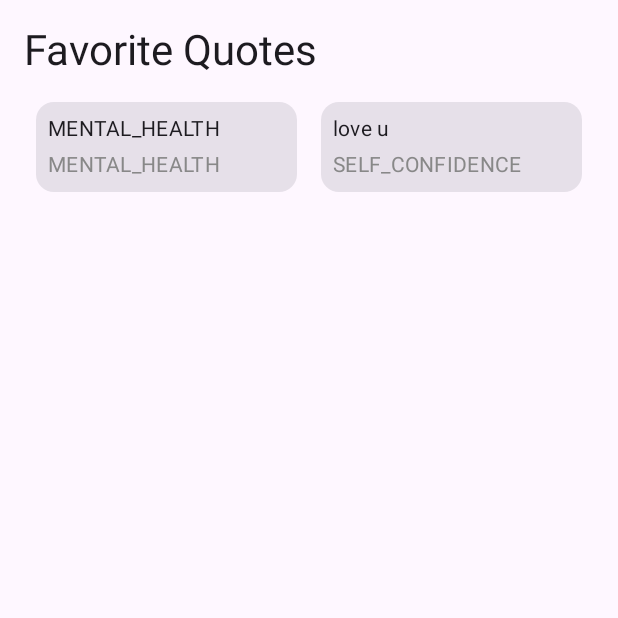
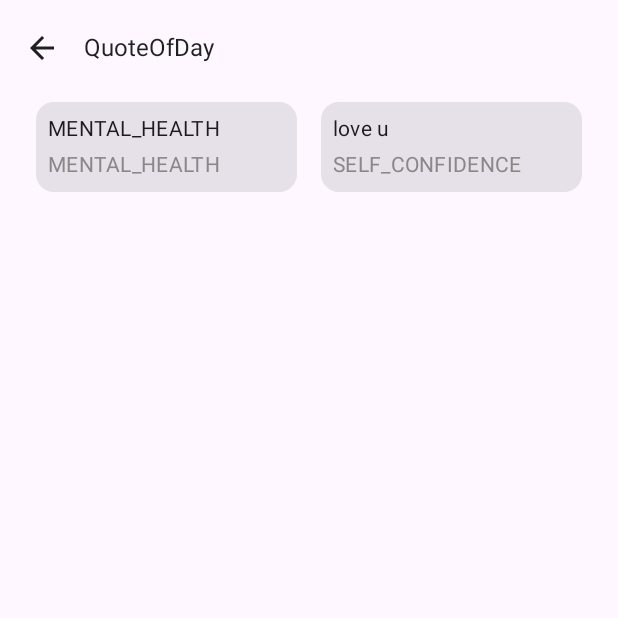
Before and after one commit to Ftm-amani/quote-of-day, an Android app built with Jetpack Compose: the FavoriteScreen screen opened through its navigation route, on a phone screen of 412 x 824 dp, the top half of it. Run offline under Robolectric (Android 15) with nearby library versions, the phone set to English and light mode, and no system bars; our stand-ins replace Dagger/Hilt's generated code, Room's generated code.

Commit message:
appBar in FavoriteScreen added, ProfileScreen removed

```diff
--- a/app/src/main/java/com/example/quoteofday/navigation/AppNavigation.kt
+++ b/app/src/main/java/com/example/quoteofday/navigation/AppNavigation.kt
@@ -12,7 +12,6 @@
 import com.example.quoteofday.ui.favotire.FavoriteScreen
 import com.example.quoteofday.ui.favotire.FavoritesViewModel
 import com.example.quoteofday.ui.home.QuoteScreen
-import com.example.quoteofday.ui.profilescreen.ProfileScreen
 
 @ExperimentalComposeUiApi
 @Composable
@@ -38,11 +37,6 @@
 				favoritesViewModel = favoritesViewModel
 			)
 		}
-		composable(AppScreens.ProfileScreen.name) {
-			ProfileScreen(
-				sharedPreferences = sharedPreferences
-			)
-		}
 		composable(AppScreens.FavoriteScreen.name) {
 			val favoritesViewModel = hiltViewModel<FavoritesViewModel>()
 			FavoriteScreen(
--- a/app/src/main/java/com/example/quoteofday/navigation/AppScreens.kt
+++ b/app/src/main/java/com/example/quoteofday/navigation/AppScreens.kt
@@ -5,15 +5,13 @@
 enum class AppScreens {
 	DialogScreen,
 	HomeScreen,
-	FavoriteScreen,
-	ProfileScreen;
+	FavoriteScreen;
 
 	companion object {
 		fun fromRoute(route: String?): AppScreens
 		= when (route?.substringBefore("/")) {
 			HomeScreen.name -> HomeScreen
 			DialogScreen.name -> DialogScreen
-			ProfileScreen.name -> ProfileScreen
 			FavoriteScreen.name -> FavoriteScreen
 			null -> HomeScreen
 			else -> throw IllegalArgumentException("Route $route is not recognized")
--- a/app/src/main/java/com/example/quoteofday/ui/favotire/FavoriteScreen.kt
+++ b/app/src/main/java/com/example/quoteofday/ui/favotire/FavoriteScreen.kt
@@ -7,7 +7,8 @@
 import androidx.compose.foundation.lazy.grid.GridCells
 import androidx.compose.foundation.lazy.grid.LazyVerticalGrid
 import androidx.compose.foundation.lazy.grid.items
-import androidx.compose.material.rememberScaffoldState
+import androidx.compose.material.icons.Icons
+import androidx.compose.material.icons.filled.ArrowBack
 import androidx.compose.material3.*
 import androidx.compose.runtime.*
 import androidx.compose.ui.Modifier
@@ -15,16 +16,29 @@
 import androidx.compose.ui.unit.dp
 import androidx.navigation.NavController
 import com.example.quoteofday.data.models.Quotes
+import com.example.quoteofday.navigation.AppScreens
+import com.example.quoteofday.ui.home.AppBar
+import kotlinx.coroutines.launch
 
 @SuppressLint("UnusedMaterial3ScaffoldPaddingParameter")
 @Composable
 fun FavoriteScreen(navController: NavController, viewModel: FavoritesViewModel) {
-
+    val scope = rememberCoroutineScope()
     val favoriteQuotes by viewModel.favoriteQuotes.collectAsState(initial = emptyList())
 
-    Surface(
+    Scaffold(
         modifier = Modifier.fillMaxSize(),
-        color = MaterialTheme.colorScheme.background
+        contentColor = MaterialTheme.colorScheme.background,
+        topBar = {
+            AppBar(
+                imageVector = Icons.Default.ArrowBack,
+                onNavigationIconClick = {
+                    scope.launch {
+                        navController.navigate(AppScreens.HomeScreen.name)
+                    }
+                }
+            )
+        },
     ) {
         Column(
             modifier = Modifier
--- a/app/src/main/java/com/example/quoteofday/ui/home/Drawer.kt
+++ b/app/src/main/java/com/example/quoteofday/ui/home/Drawer.kt
@@ -3,39 +3,40 @@
 import androidx.compose.foundation.clickable
 import androidx.compose.foundation.layout.Spacer
 import androidx.compose.foundation.layout.padding
-import androidx.compose.material.MaterialTheme
 import androidx.compose.material.Text
-import androidx.compose.material.icons.Icons
 import androidx.compose.runtime.Composable
 import androidx.compose.ui.Alignment
 import androidx.compose.ui.Modifier
 import androidx.compose.ui.unit.dp
 import com.example.quoteofday.R
-import androidx.compose.material.*
-import androidx.compose.material.icons.filled.Menu
 import androidx.compose.ui.res.stringResource
 import androidx.compose.foundation.layout.*
 import androidx.compose.foundation.lazy.LazyColumn
 import androidx.compose.foundation.lazy.items
 import androidx.compose.material.Icon
+import androidx.compose.material3.ExperimentalMaterial3Api
+import androidx.compose.material3.IconButton
+import androidx.compose.material3.TopAppBar
+import androidx.compose.ui.graphics.vector.ImageVector
 import androidx.compose.ui.text.TextStyle
 import androidx.compose.ui.unit.sp
 import com.example.quoteofday.data.models.MenuItem
 
+@OptIn(ExperimentalMaterial3Api::class)
 @Composable
 fun AppBar(
+    imageVector: ImageVector,
     onNavigationIconClick: () -> Unit
 ) {
     TopAppBar(
         title = {
             Text(text = stringResource(id = R.string.app_name))
         },
-        backgroundColor = MaterialTheme.colors.primary,
-        contentColor = MaterialTheme.colors.onPrimary,
+        modifier = Modifier.fillMaxWidth(),
         navigationIcon = {
             IconButton(onClick = onNavigationIconClick) {
                 Icon(
-                    imageVector = Icons.Default.Menu,
+                    imageVector = imageVector,
                     contentDescription = "Toggle drawer"
                 )
             }
--- a/app/src/main/java/com/example/quoteofday/ui/home/HomeScreen.kt
+++ b/app/src/main/java/com/example/quoteofday/ui/home/HomeScreen.kt
@@ -66,7 +66,6 @@
         // provide pageCount
         quotes.size
     }
-
     val scaffoldState = rememberScaffoldState()
     val scope = rememberCoroutineScope()
     val context = LocalContext.current
@@ -75,6 +74,7 @@
         scaffoldState = scaffoldState,
         topBar = {
             AppBar(
+                imageVector = Icons.Default.Menu,
                 onNavigationIconClick = {
                     scope.launch {
                         scaffoldState.drawerState.open()
@@ -92,12 +92,6 @@
                         title = "Home",
                         contentDescription = "Go to home screen",
                         icon = Icons.Default.Home,
-                    ),
-                    MenuItem(
-                        id = "ProfileScreen",
-                        title = "profile",
-                        contentDescription = "Go to profile screen",
-                        icon = Icons.Default.Face
                     ),
                     MenuItem(
                         id = "FavoriteScreen",
```
Also changed, not shown: app/src/main/java/com/example/quoteofday/ui/profilescreen/ProfileScreeen.kt (deleted, +0 -81 lines).
